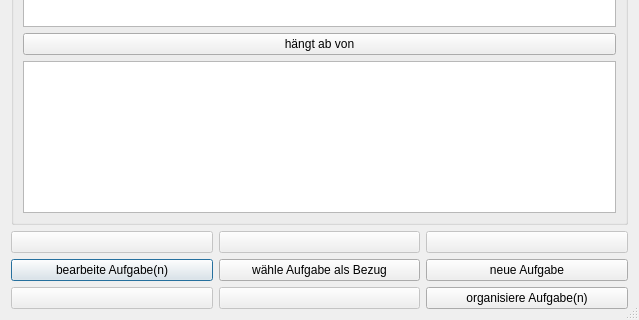
First picture: the form in src/ui/task_organizer.ui, repository amogorkon/watnu, before the edit; both pictures show x 0 to 639 and y 284 to 604 of the 639 by 604 pixel window.
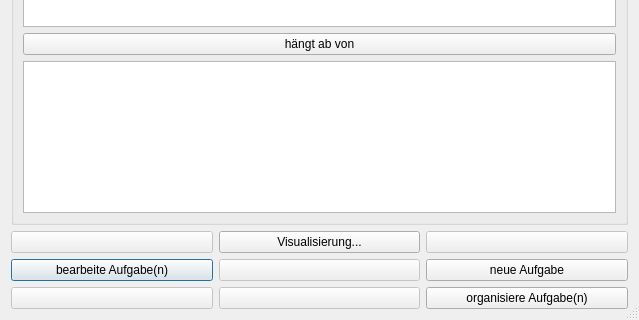
Second picture: the form after the edit. Icons and pictures are not drawn.

Commit message: startup; organizer; space editor

```diff
--- a/src/ui/task_organizer.ui
+++ b/src/ui/task_organizer.ui
@@ -636,7 +636,7 @@
      <item row="2" column="2">
       <widget class="QPushButton" name="button5">
        <property name="enabled">
-        <bool>true</bool>
+        <bool>false</bool>
        </property>
        <property name="sizePolicy">
         <sizepolicy hsizetype="MinimumExpanding" vsizetype="Minimum">
@@ -645,7 +645,7 @@
         </sizepolicy>
        </property>
        <property name="text">
-        <string>wähle Aufgabe als Bezug</string>
+        <string/>
        </property>
        <property name="shortcut">
         <string>5</string>
@@ -693,7 +693,7 @@
      <item row="1" column="2">
       <widget class="QPushButton" name="button8">
        <property name="enabled">
-        <bool>false</bool>
+        <bool>true</bool>
        </property>
        <property name="sizePolicy">
         <sizepolicy hsizetype="MinimumExpanding" vsizetype="Minimum">
@@ -702,7 +702,7 @@
         </sizepolicy>
        </property>
        <property name="text">
-        <string/>
+        <string>Visualisierung...</string>
        </property>
        <property name="shortcut">
         <string>8</string>
```
The commit also changes 13 other files.
